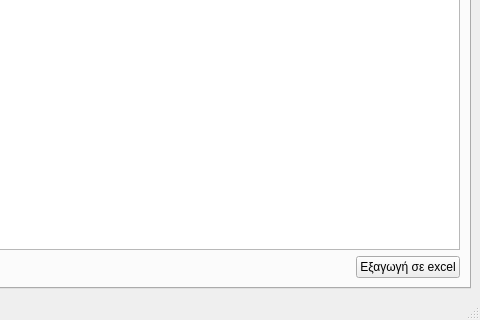
Qt form main.ui (tedlaz/qesend) before a commit; both pictures show x 297 to 777 and y 274 to 594 of the 777 by 594 pixel window.
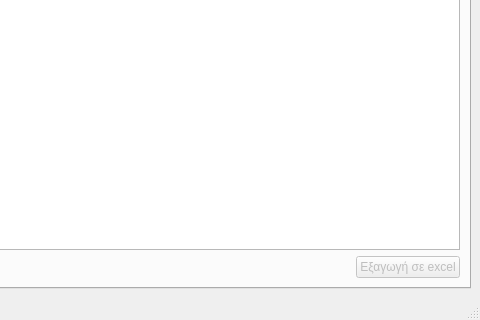
The same form after that commit.

The edit to the form file:
```diff
--- a/main.ui
+++ b/main.ui
@@ -45,6 +45,9 @@
           </item>
           <item>
            <widget class="QPushButton" name="btn_csv_etos">
+            <property name="enabled">
+             <bool>false</bool>
+            </property>
             <property name="text">
              <string>Εξαγωγή σε excel</string>
             </property>
```
Left out of the diff: 36 changed lines with no effect on the pictures.
